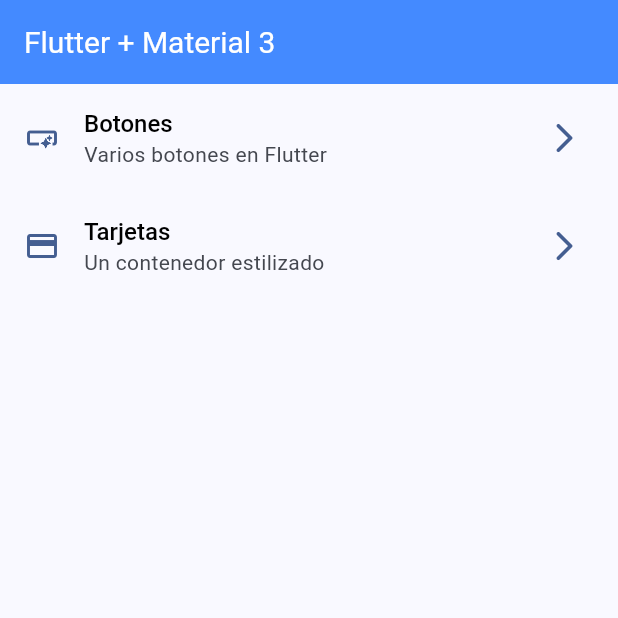
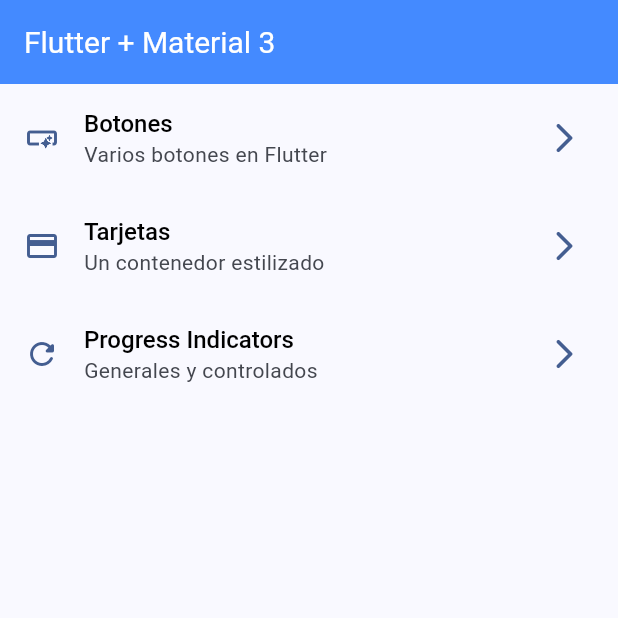
Before and after one commit to oscar-coronel-student/flutter_widgets_app, a Flutter app: the screen it shows after launch, on a phone screen of 412 x 824 dp, the top half of it. Run offline on Flutter 3.47's test engine with Material 3 defaults, Android fonts, the phone set to English and light mode, and no system bars; our stand-ins replace go_router.

Commit message:
Progress and Linear Indicators finished

```diff
--- a/lib/config/menu/menu_items.dart
+++ b/lib/config/menu/menu_items.dart
@@ -1,6 +1,7 @@
 import 'package:flutter/material.dart';
 import 'package:widgets_app/presentation/screens/button_screen.dart';
 import 'package:widgets_app/presentation/screens/card_screen.dart';
+import 'package:widgets_app/presentation/screens/progress_screen.dart';
 
 
 class MenuItems {
@@ -36,4 +37,11 @@
     icon: Icons.credit_card,
     routeName: CardScreen.routeName
   ),
+  MenuItems(
+    title: 'Progress Indicators',
+    subtitle: 'Generales y controlados',
+    link: '/progress',
+    icon: Icons.refresh_rounded,
+    routeName: ProgressScreen.routeName
+  ),
 ];
--- a/lib/config/router/app_router.dart
+++ b/lib/config/router/app_router.dart
@@ -3,6 +3,7 @@
 import 'package:widgets_app/presentation/screens/home_screen.dart';
 import 'package:widgets_app/presentation/screens/button_screen.dart';
 import 'package:widgets_app/presentation/screens/card_screen.dart';
+import 'package:widgets_app/presentation/screens/progress_screen.dart';
 
 
 // GoRouter configuration
@@ -24,5 +25,10 @@
       path: '/cards',
       builder: (context, state) => const CardScreen(),
     ),
+    GoRoute(
+      name: ProgressScreen.routeName,
+      path: '/progress',
+      builder: (context, state) => const ProgressScreen(),
+    ),
   ],
 );
```
Also changed, not shown: lib/presentation/screens/progress_screen.dart (+77 -1 lines).
